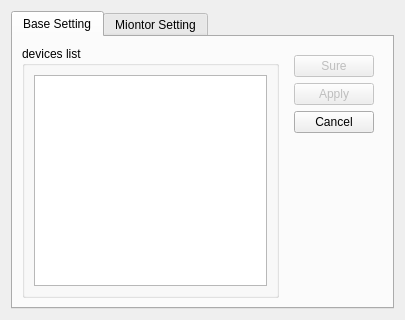
Old version of the form form/settingdialog.ui in the repository kyyblabla/gas_check.
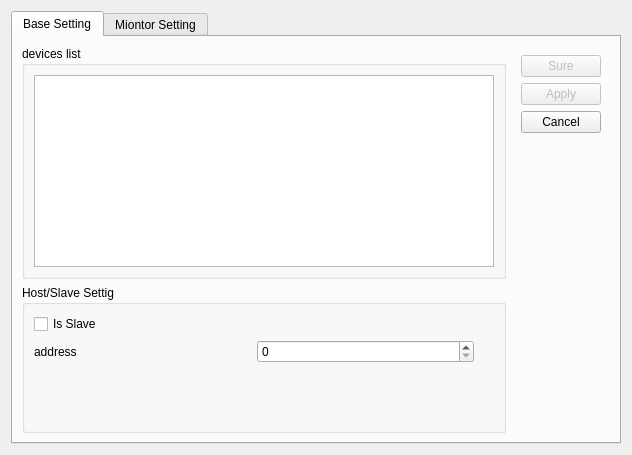
New version of the form. The open tabs and pages were chosen to show the change. Icons and pictures are not drawn. Custom widgets are drawn as their Qt base class.

The edit to the form file:
```diff
--- a/form/settingdialog.ui
+++ b/form/settingdialog.ui
@@ -6,8 +6,8 @@
    <rect>
     <x>0</x>
     <y>0</y>
-    <width>405</width>
-    <height>320</height>
+    <width>632</width>
+    <height>455</height>
    </rect>
   </property>
   <property name="windowTitle">
@@ -27,15 +27,67 @@
       <attribute name="title">
        <string>Base Setting</string>
       </attribute>
-      <layout class="QHBoxLayout" name="horizontalLayout_2" stretch="1,0">
+      <layout class="QHBoxLayout" name="horizontalLayout_2">
        <item>
-        <widget class="QGroupBox" name="groupBox">
-         <property name="title">
-          <string>devices list</string>
-         </property>
-         <layout class="QVBoxLayout" name="verticalLayout_2">
+        <widget class="QWidget" name="widget_4" native="true">
+         <layout class="QVBoxLayout" name="verticalLayout_4" stretch="0,0">
+          <property name="margin">
+           <number>0</number>
+          </property>
           <item>
-           <widget class="QTableView" name="tableView"/>
+           <widget class="QGroupBox" name="groupBox">
+            <property name="title">
+             <string>devices list</string>
+            </property>
+            <layout class="QVBoxLayout" name="verticalLayout_2">
+             <item>
+              <widget class="QTableView" name="tableView"/>
+             </item>
+            </layout>
+           </widget>
+          </item>
+          <item>
+           <widget class="QGroupBox" name="groupBox_2">
+            <property name="title">
+             <string>Host/Slave Settig</string>
+            </property>
+            <layout class="QGridLayout" name="gridLayout">
+             <item row="0" column="0">
+              <widget class="QCheckBox" name="checkBox">
+               <property name="text">
+                <string>Is Slave</string>
+               </property>
+              </widget>
+             </item>
+             <item row="1" column="0">
+              <widget class="QLabel" name="label">
+               <property name="text">
+                <string>address</string>
+               </property>
+              </widget>
+             </item>
+             <item row="1" column="1">
+              <widget class="QSpinBox" name="spinBox">
+               <property name="maximum">
+                <number>255</number>
+               </property>
+              </widget>
+             </item>
+             <item row="2" column="2">
+              <spacer name="verticalSpacer_2">
+               <property name="orientation">
+                <enum>Qt::Vertical</enum>
+               </property>
+               <property name="sizeHint" stdset="0">
+                <size>
+                 <width>20</width>
+                 <height>40</height>
+                </size>
+               </property>
+              </spacer>
+             </item>
+            </layout>
+           </widget>
           </item>
          </layout>
         </widget>
@@ -94,11 +146,11 @@
       </attribute>
       <layout class="QHBoxLayout" name="horizontalLayout_3" stretch="1,0">
        <item>
-        <widget class="QGroupBox" name="groupBox_2">
-         <property name="title">
-          <string>Serial Setting</string>
-         </property>
-         <layout class="QVBoxLayout" name="verticalLayout_3">
+        <widget class="QWidget" name="widget" native="true">
+         <layout class="QVBoxLayout" name="verticalLayout_8">
+          <property name="margin">
+           <number>0</number>
+          </property>
           <item>
            <widget class="SerialSettingsWidget" name="widget" native="true"/>
           </item>
@@ -120,7 +172,7 @@
        </item>
        <item>
         <widget class="QWidget" name="widget_5" native="true">
-         <layout class="QVBoxLayout" name="verticalLayout_4">
+         <layout class="QVBoxLayout" name="verticalLayout_7">
           <item>
            <widget class="QPushButton" name="pushButton_4">
             <property name="enabled">
@@ -149,7 +201,7 @@
            </widget>
           </item>
           <item>
-           <spacer name="verticalSpacer_2">
+           <spacer name="verticalSpacer_3">
             <property name="orientation">
              <enum>Qt::Vertical</enum>
             </property>
@@ -177,6 +229,12 @@
    <header>serialsettingswidget.h</header>
    <container>1</container>
   </customwidget>
+  <customwidget>
+   <class>MySerialSettingsWidget</class>
+   <extends>QWidget</extends>
+   <header>myserialsettingswidget.h</header>
+   <container>1</container>
+  </customwidget>
  </customwidgets>
  <resources>
   <include location="../rs/myrs.qrc"/>
```
Left out of the diff: 36 changed lines with no effect on the pictures.
